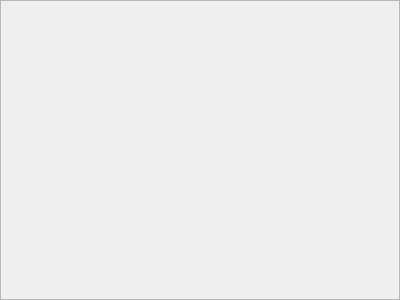
First picture: the form in initWindow.ui, repository coucou1121/Datalogger, before the edit.
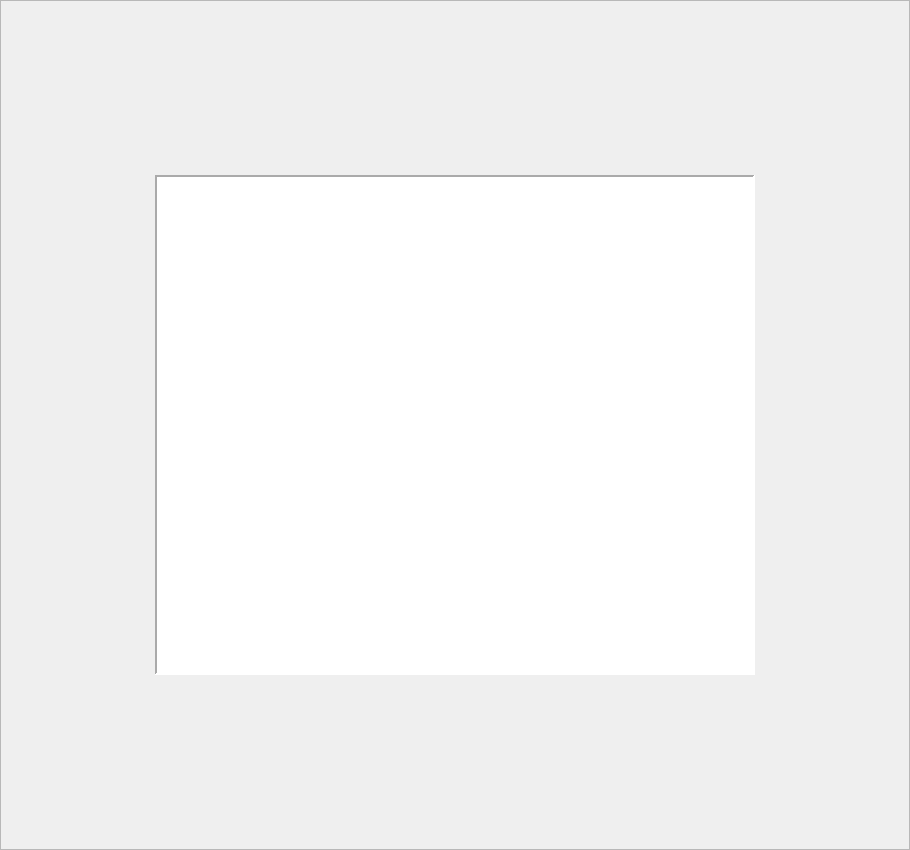
Second picture: the form after the edit.

Diff of the .ui file:
```diff
--- a/initWindow.ui
+++ b/initWindow.ui
@@ -9,8 +9,8 @@
    <rect>
     <x>0</x>
     <y>0</y>
-    <width>400</width>
-    <height>300</height>
+    <width>910</width>
+    <height>850</height>
    </rect>
   </property>
   <property name="frameShape">
@@ -19,5 +19,68 @@
   <property name="windowTitle">
    <string>Frame</string>
   </property>
+  <property name="frameShape">
+   <enum>QFrame::StyledPanel</enum>
+  </property>
+  <property name="frameShadow">
+   <enum>QFrame::Raised</enum>
+  </property>
+  <layout class="QGridLayout" name="gridLayout">
+   <item row="0" column="0">
+    <widget class="QLabel" name="initLabel">
+     <property name="sizePolicy">
+      <sizepolicy hsizetype="Fixed" vsizetype="Fixed">
+       <horstretch>0</horstretch>
+       <verstretch>0</verstretch>
+      </sizepolicy>
+     </property>
+     <property name="minimumSize">
+      <size>
+       <width>600</width>
+       <height>500</height>
+      </size>
+     </property>
+     <property name="maximumSize">
+      <size>
+       <width>600</width>
+       <height>500</height>
+      </size>
+     </property>
+     <property name="font">
+      <font>
+       <weight>75</weight>
+       <bold>true</bold>
+      </font>
+     </property>
+     <property name="autoFillBackground">
+      <bool>false</bool>
+     </property>
+     <property name="styleSheet">
+      <string notr="true">background-color: rgb(255, 255, 255);</string>
+     </property>
+     <property name="frameShape">
+      <enum>QFrame::Panel</enum>
+     </property>
+     <property name="frameShadow">
+      <enum>QFrame::Sunken</enum>
+     </property>
+     <property name="lineWidth">
+      <number>2</number>
+     </property>
+     <property name="text">
+      <string/>
+     </property>
+     <property name="alignment">
+      <set>Qt::AlignLeading|Qt::AlignLeft|Qt::AlignTop</set>
+     </property>
+     <property name="wordWrap">
+      <bool>true</bool>
+     </property>
+     <property name="margin">
+      <number>0</number>
+     </property>
+    </widget>
+   </item>
+  </layout>
  </widget>
 </ui>
```
Left out of the diff: 10 changed lines with no effect on the pictures.
